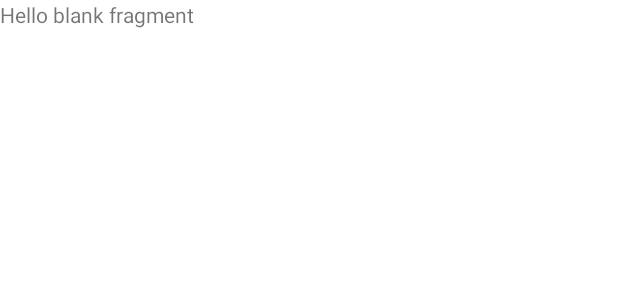
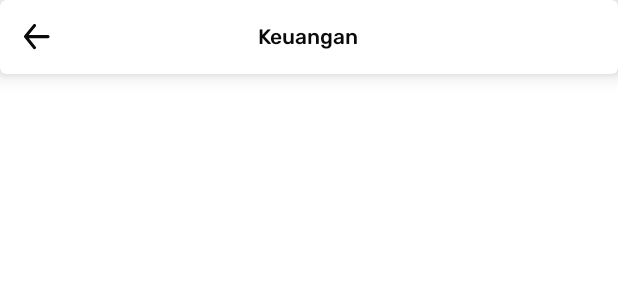
Before and after one commit to m-rizqi/tms-app, an Android app: the layout fragment_finance.xml on its own in the app's theme, with its tools: preview values and no code run, on a phone screen of 412 x 824 dp. Shown: the top 300 px of the screen. Run offline under Robolectric (Android 15) with nearby library versions, the phone set to English and light mode, and no system bars.

Commit message:
feat : transaction

```diff
--- a/app/src/main/java/com/rizqi/tms/model/ItemInCashier.kt
+++ b/app/src/main/java/com/rizqi/tms/model/ItemInCashier.kt
@@ -31,6 +31,8 @@ data class ItemInCashier(
     var unitName : String = "",
     @ColumnInfo(name = "image_path")
     var imagePath : String? = null,
+    @ColumnInfo(name = "item_name")
+    var itemName : String = "",
     @ColumnInfo(name = "item_id")
     var itemId : Long? = null,
     @ColumnInfo(name = "price_id")
--- a/app/src/main/java/com/rizqi/tms/ui/cashiersystem/CashierViewModel.kt
+++ b/app/src/main/java/com/rizqi/tms/ui/cashiersystem/CashierViewModel.kt
@@ -224,6 +224,7 @@ class CashierViewModel : ViewModel() {
                     priceAndSubPrice.price.id == itemInCashier.usedSubPrice?.getSubPrice()?.priceId
                 }?.price?.unitName ?: ""
             itemInCashier.imagePath = itemInCashier.itemWithPrices?.item?.imagePath
+            itemInCashier.itemName = itemInCashier.itemWithPrices?.item?.name ?: ""
             itemInCashier.priceId = itemInCashier.usedSubPrice?.getSubPrice()?.priceId
             itemInCashier.subPriceId = itemInCashier.usedSubPrice?.getSubPrice()?.id
             itemInCashier
--- a/app/src/main/java/com/rizqi/tms/utility/ConstantValue.kt
+++ b/app/src/main/java/com/rizqi/tms/utility/ConstantValue.kt
@@ -18,3 +18,5 @@ const val BACKUP_NOTIFICATION_CHANNEL_ID = "backup_notification"
 const val BACKUP_NOTIFICATION_CHANNEL_NAME = "Backup"
 const val BACKUP_NOTIFICATION_ID = 4243
 const val TRANSACTION_ID = "transaction_id"
+const val EEE_DD_MMM_YYYY = "EEE, DD MMM YYYY"
+const val EEE_DD_MMM_YYYY_HH_MM = "EEE, DD MMM YYYY  HH:mm"
--- a/app/src/main/res/layout/fragment_finance.xml
+++ b/app/src/main/res/layout/fragment_finance.xml
@@ -1,14 +1,53 @@
 <?xml version="1.0" encoding="utf-8"?>
-<FrameLayout xmlns:android="http://schemas.android.com/apk/res/android"
+<layout xmlns:android="http://schemas.android.com/apk/res/android"
     xmlns:tools="http://schemas.android.com/tools"
-    android:layout_width="match_parent"
-    android:layout_height="match_parent"
-    tools:context=".ui.dashboard.finance.FinanceFragment">
+    xmlns:app="http://schemas.android.com/apk/res-auto">
 
-    <!-- TODO: Update blank fragment layout -->
-    <TextView
+    <androidx.constraintlayout.widget.ConstraintLayout
         android:layout_width="match_parent"
         android:layout_height="match_parent"
-        android:text="@string/hello_blank_fragment" />
+        tools:context=".ui.dashboard.finance.FinanceFragment"
+        android:background="@color/white"
+        >
 
-</FrameLayout>
+        <com.google.android.material.card.MaterialCardView
+            android:id="@+id/mcv_finance_app_bar"
+            android:layout_width="match_parent"
+            android:layout_height="wrap_content"
+            app:layout_constraintTop_toTopOf="parent"
+            app:cardElevation="8dp"
+            app:cardBackgroundColor="@color/white"
+            >
+
+            <RelativeLayout
+                android:layout_width="match_parent"
+                android:layout_height="wrap_content"
+                android:paddingVertical="16dp"
+                android:paddingHorizontal="16dp"
+                >
+
+                <ImageButton
+                    android:id="@+id/btn_finance_back"
+                    android:layout_width="wrap_content"
+                    android:layout_height="wrap_content"
+                    android:layout_alignParentStart="true"
+                    android:layout_centerVertical="true"
+                    android:background="@android:color/transparent"
+                    android:src="@drawable/ic_arrow_left" />
+
+                <TextView
+                    android:layout_width="wrap_content"
+                    android:layout_height="wrap_content"
+                    android:layout_centerInParent="true"
+                    style="@style/TextAppearance.RubikMedium14"
+                    android:textColor="@color/black_100"
+                    android:text="@string/finance"
+                    />
+
+            </RelativeLayout>
+
+        </com.google.android.material.card.MaterialCardView>
+
+    </androidx.constraintlayout.widget.ConstraintLayout>
+
+</layout>
--- a/app/src/main/res/menu/tabs.xml
+++ b/app/src/main/res/menu/tabs.xml
@@ -8,7 +8,7 @@
     <item
         android:id="@+id/im_cashier"
         android:icon="@drawable/ic_cashier"
-        android:title="@string/cashier"
+        android:title="@string/transaction"
         />
 <!--    <item-->
 <!--        android:id="@+id/im_finance"-->
--- a/app/src/main/res/values/strings.xml
+++ b/app/src/main/res/values/strings.xml
@@ -212,6 +212,7 @@
     <string name="adjusted">Disesuaikan</string>
     <string name="are_you_sure_done">Yakin Sudah Selesai ?</string>
     <string name="finish_confirmation_description"><![CDATA[<font color=#4641A7>Transaksi tidak bisa diubah</font> kembali setelah selesai. Apakah Kamu yakin semua barang dan harga sudah dicek ?</font>]]></string>
+    <string name="transaction">Transaksi</string>
 
     <string-array name="months">
         <item>Januari</item>
```
Also changed, not shown: app/src/main/java/com/rizqi/tms/model/Transaction.kt (+9 -1 lines), app/src/main/java/com/rizqi/tms/model/TransactionHistoryViewType.kt (added, +56 -0 lines), app/src/main/java/com/rizqi/tms/model/ViewType.kt (added, +9 -0 lines), app/src/main/java/com/rizqi/tms/ui/dashboard/DashboardActivity.kt (+4 -10 lines), app/src/main/java/com/rizqi/tms/ui/dashboard/cashier/CashierFragment.kt (deleted, +0 -44 lines), app/src/main/java/com/rizqi/tms/ui/dashboard/finance/FinanceFragment.kt (+16 -42 lines), app/src/main/java/com/rizqi/tms/ui/dashboard/transaction/TransactionAdapter.kt (added, +118 -0 lines), app/src/main/java/com/rizqi/tms/ui/dashboard/transaction/TransactionFragment.kt (added, +55 -0 lines), app/src/main/java/com/rizqi/tms/utility/UIFunction.kt (+11 -0 lines), app/src/main/java/com/rizqi/tms/viewmodel/TransactionViewModel.kt (+19 -0 lines), app/src/main/res/layout/fragment_transaction.xml (renamed from app/src/main/res/layout/fragment_cashier.xml, +21 -19 lines), app/src/main/res/layout/item_date_transaction.xml (added, +23 -0 lines), app/src/main/res/layout/item_transaction_history.xml (+23 -0 lines).
